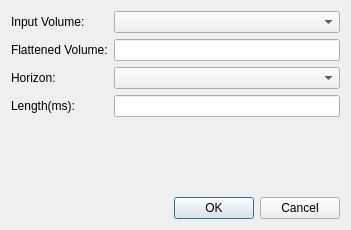
Before: the Qt Designer form ProzessUI/flattenvolumedialog.ui in fsoos74/su, drawn with Qt 5.
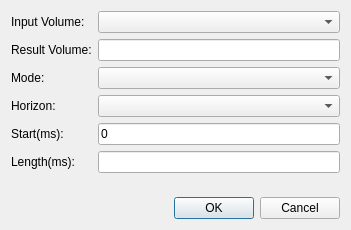
After: the same form once the commit is applied. Icons and pictures are not drawn.

Diff of the .ui file:
```diff
--- a/ProzessUI/flattenvolumedialog.ui
+++ b/ProzessUI/flattenvolumedialog.ui
@@ -20,21 +20,24 @@
   <layout class="QVBoxLayout" name="verticalLayout">
    <item>
     <layout class="QGridLayout" name="gridLayout">
-     <item row="3" column="0">
+     <item row="3" column="2">
+      <widget class="QComboBox" name="cbMode"/>
+     </item>
+     <item row="4" column="0">
       <widget class="QLabel" name="label_2">
        <property name="text">
         <string>Horizon:</string>
        </property>
       </widget>
      </item>
-     <item row="3" column="2">
+     <item row="4" column="2">
       <widget class="QComboBox" name="cbHorizon">
        <property name="enabled">
         <bool>true</bool>
        </property>
       </widget>
      </item>
-     <item row="4" column="0">
+     <item row="6" column="0">
       <widget class="QLabel" name="label_3">
        <property name="text">
         <string>Length(ms):</string>
@@ -44,7 +47,7 @@
      <item row="2" column="0">
       <widget class="QLabel" name="label">
        <property name="text">
-        <string>Flattened Volume:</string>
+        <string>Result Volume:</string>
        </property>
       </widget>
      </item>
@@ -74,9 +77,30 @@
      <item row="2" column="2">
       <widget class="QLineEdit" name="leOutputName"/>
      </item>
-     <item row="4" column="2">
+     <item row="6" column="2">
       <widget class="QLineEdit" name="leLength"/>
      </item>
+     <item row="3" column="0">
+      <widget class="QLabel" name="label_4">
+       <property name="text">
+        <string>Mode:</string>
+       </property>
+      </widget>
+     </item>
+     <item row="5" column="0">
+      <widget class="QLabel" name="label_5">
+       <property name="text">
+        <string>Start(ms):</string>
+       </property>
+      </widget>
+     </item>
+     <item row="5" column="2">
+      <widget class="QLineEdit" name="leStart">
+       <property name="text">
+        <string>0</string>
+       </property>
+      </widget>
+     </item>
     </layout>
    </item>
    <item>
```
